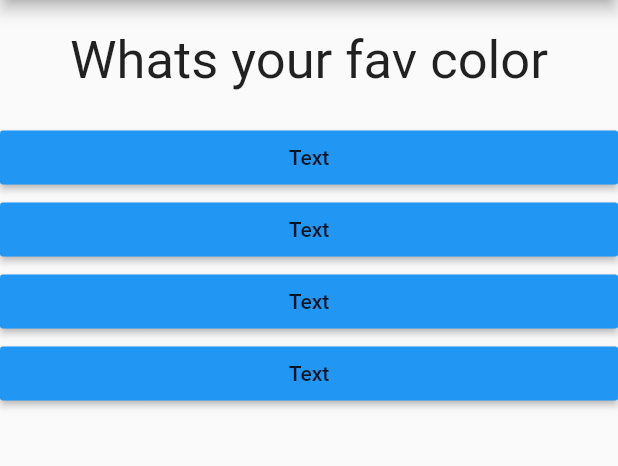
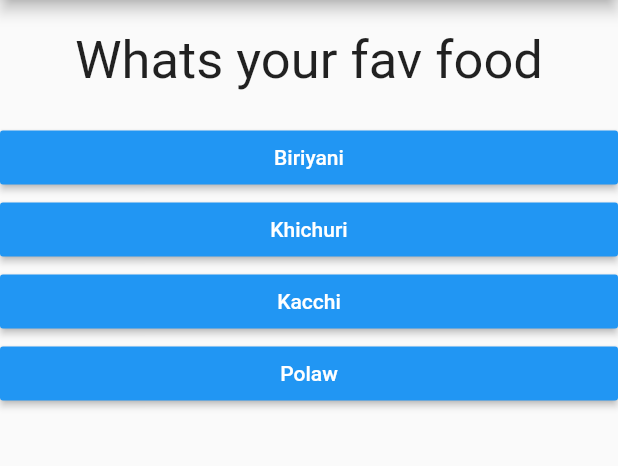
Before and after one commit to touhid-jisan/flutter-apps, a Flutter app: the screen it shows after launch, on a phone screen of 412 x 824 dp, the part 84-550 px from its top. Run offline on Flutter 3.47's test engine with Material 2 defaults, Android fonts, the phone set to English and light mode, and no system bars.

Commit message:
Quiz app - Mapping added (List to widgets

```diff
--- a/quiz_app/lib/answer.dart
+++ b/quiz_app/lib/answer.dart
@@ -3,14 +3,16 @@ import 'package:flutter/material.dart';
 class Answer extends StatelessWidget {
 
   final Function selectHandler;
-  Answer(this.selectHandler);
+  final String answerText;
+  Answer(this.selectHandler, this.answerText);
   @override
   Widget build(BuildContext context) {
     return Container(
       width: double.infinity,
       child: RaisedButton(
         color: Colors.blue,
-        child: Text('Text'),
+        textColor: Colors.white,
+        child: Text(answerText),
         onPressed: selectHandler,
         ),
     );
--- a/quiz_app/lib/main.dart
+++ b/quiz_app/lib/main.dart
@@ -21,7 +21,20 @@ class MyAppState extends State<MyApp> {
 
   var index = 0;
   Widget build(BuildContext context) {
-    var questions = ['Whats your fav color','Whats your fav food'];
+    var questions = [
+      {'questionText' : 'Whats your fav food',
+        'answerText' : ['Biriyani', 'Khichuri', 'Kacchi','Polaw']
+      },
+      {'questionText' : 'Whats your fav color',
+        'answerText': ['Red', 'Black', 'Blue', '  Pink']
+      },
+      {'questionText' : 'Whats your fav animal',
+        'answerText': ['Cat', 'Dog', 'Bird', 'Snake']
+      },
+      {'questionText' : 'Whats your fav instructor',
+        'answerText': ['Masx', 'Maxs', 'Mxas', 'Mxsa']
+      },
+    ];
 
     return MaterialApp(
       home: Scaffold(
@@ -30,11 +43,10 @@ class MyAppState extends State<MyApp> {
         ),
         body: Column(
           children: <Widget>[
-            Question(questions[index]),
-            Answer(answerQuestion),
-            Answer(answerQuestion),
-            Answer(answerQuestion),
-            Answer(answerQuestion),
+            Question(questions[index]['questionText']),
+            ...(questions[index]['answerText'] as List<String>).map((answer) {
+              return Answer(answerQuestion, answer);
+            }).toList(),
           ],
         ),
       ),
```
